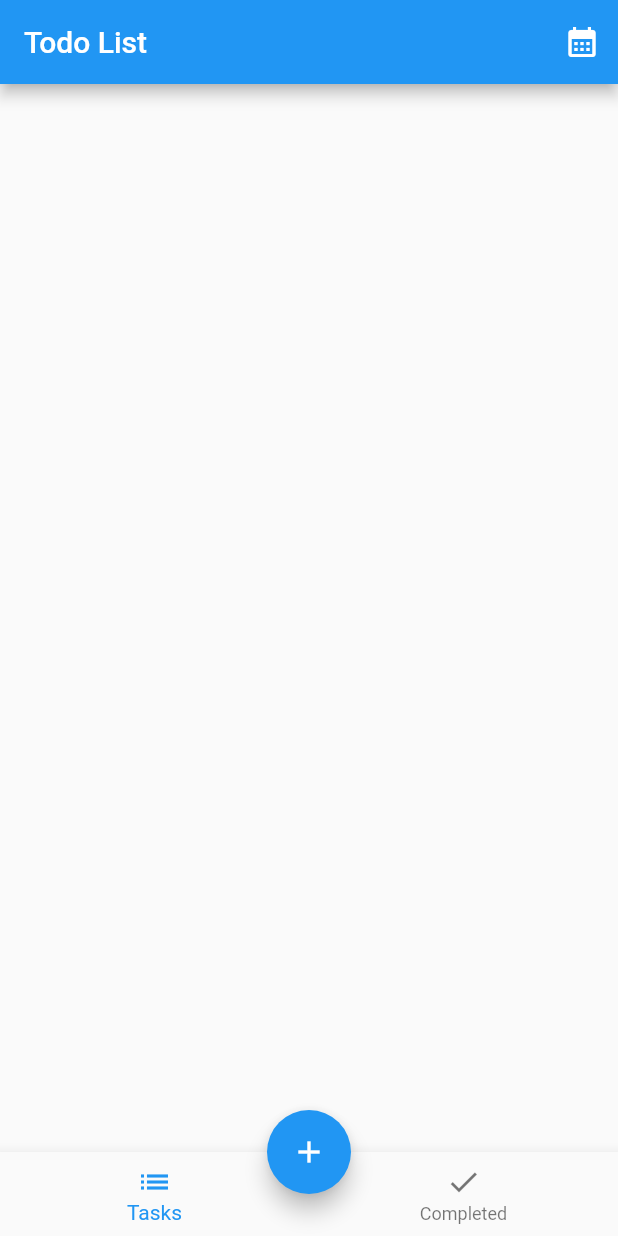
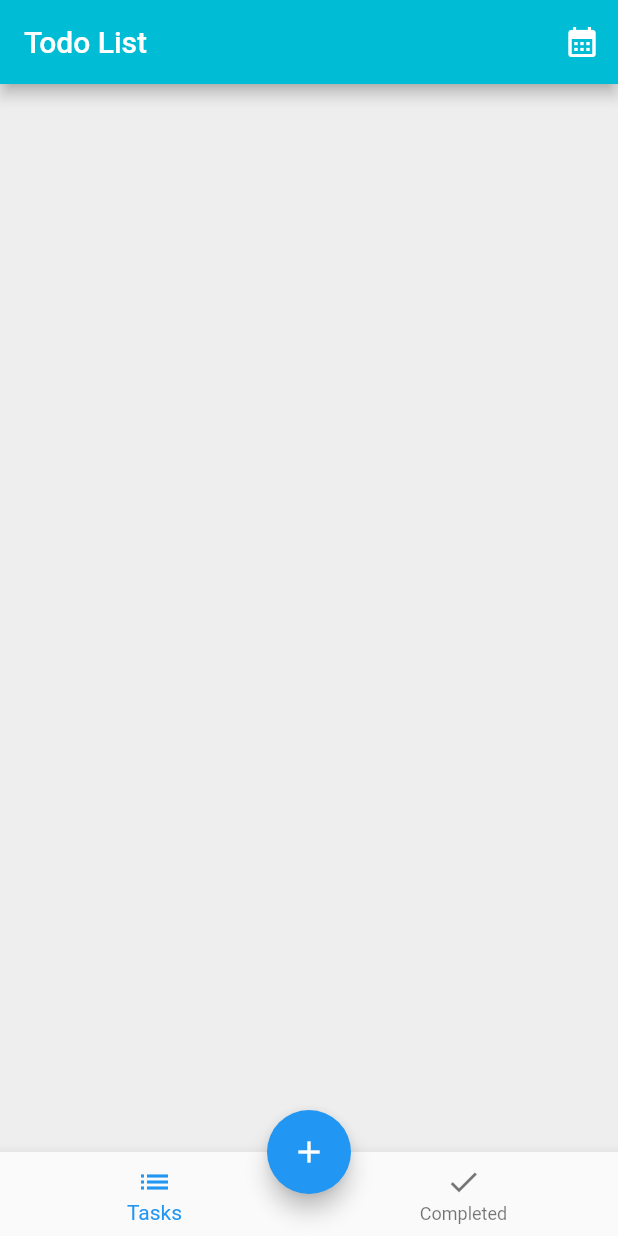
Before and after one commit to onionNguyen/todo_list, a Flutter app: the screen it shows after launch, on a phone screen of 412 x 824 dp. Run offline on Flutter 3.47's test engine with Material 2 defaults, Android fonts, the phone set to English and light mode, and no system bars; our stand-ins replace get.

Commit message:
Add color to UI

```diff
--- a/lib/src/features/todo/view/todo_screen.dart
+++ b/lib/src/features/todo/view/todo_screen.dart
@@ -22,6 +22,7 @@ class _TodoScreenState extends State<TodoScreen> {
   @override
   Widget build(BuildContext context) {
     return Scaffold(
+      backgroundColor: Colors.grey[200],
       floatingActionButtonLocation: FloatingActionButtonLocation.centerDocked,
       floatingActionButton: FloatingActionButton(
         onPressed: () {
@@ -77,6 +78,7 @@ class _TodoScreenState extends State<TodoScreen> {
         ],
       ),
       appBar: AppBar(
+        backgroundColor: Colors.cyan,
         actions: [
           IconButton(
             onPressed: () {},
```
